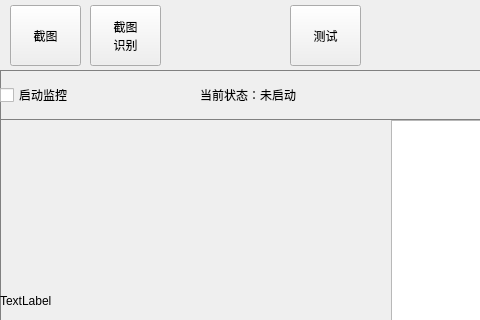
The window that DiabloClicker/ui/tab_advance_image.ui (super999/DiabloHelper) describes before a commit, drawn with Qt 5; both pictures show x 0 to 480 and y 0 to 320 of the 782 by 482 pixel window.
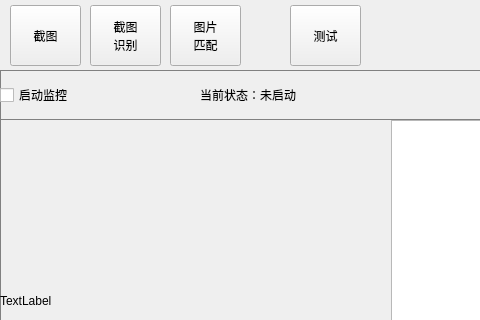
The same window after the commit.

```diff
--- a/DiabloClicker/ui/tab_advance_image.ui
+++ b/DiabloClicker/ui/tab_advance_image.ui
@@ -86,6 +86,20 @@
 识别</string>
       </property>
      </widget>
+     <widget class="QPushButton" name="pushButton_pic_match">
+      <property name="geometry">
+       <rect>
+        <x>170</x>
+        <y>5</y>
+        <width>71</width>
+        <height>61</height>
+       </rect>
+      </property>
+      <property name="text">
+       <string>图片
+匹配</string>
+      </property>
+     </widget>
     </widget>
    </item>
    <item>
```
